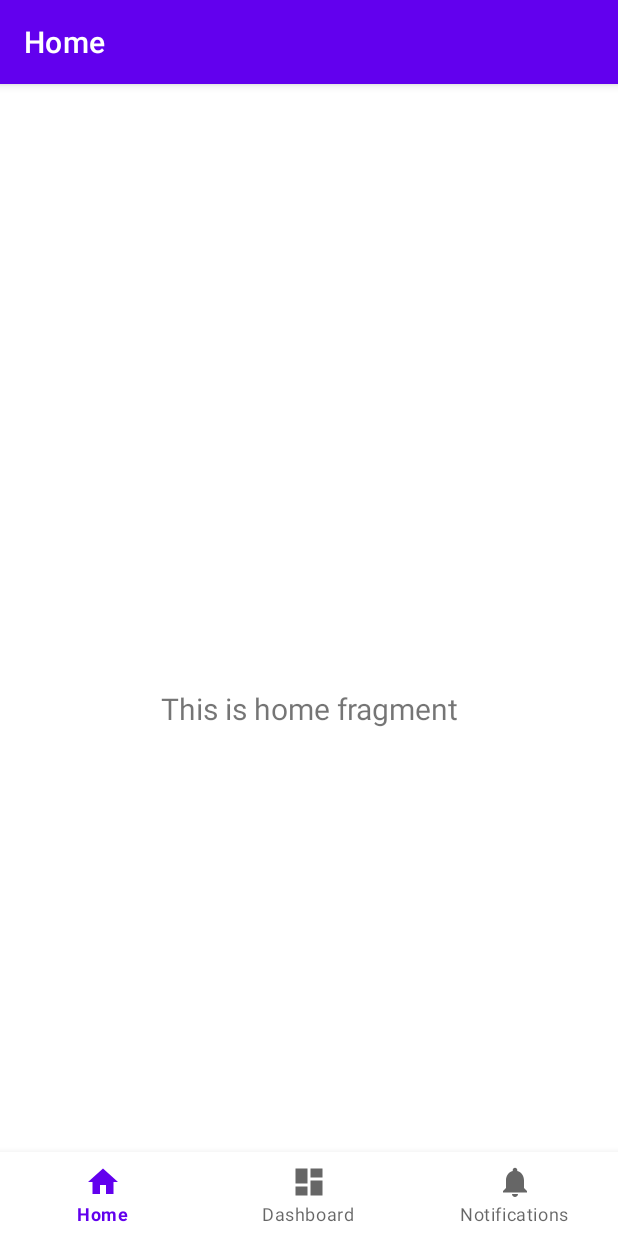
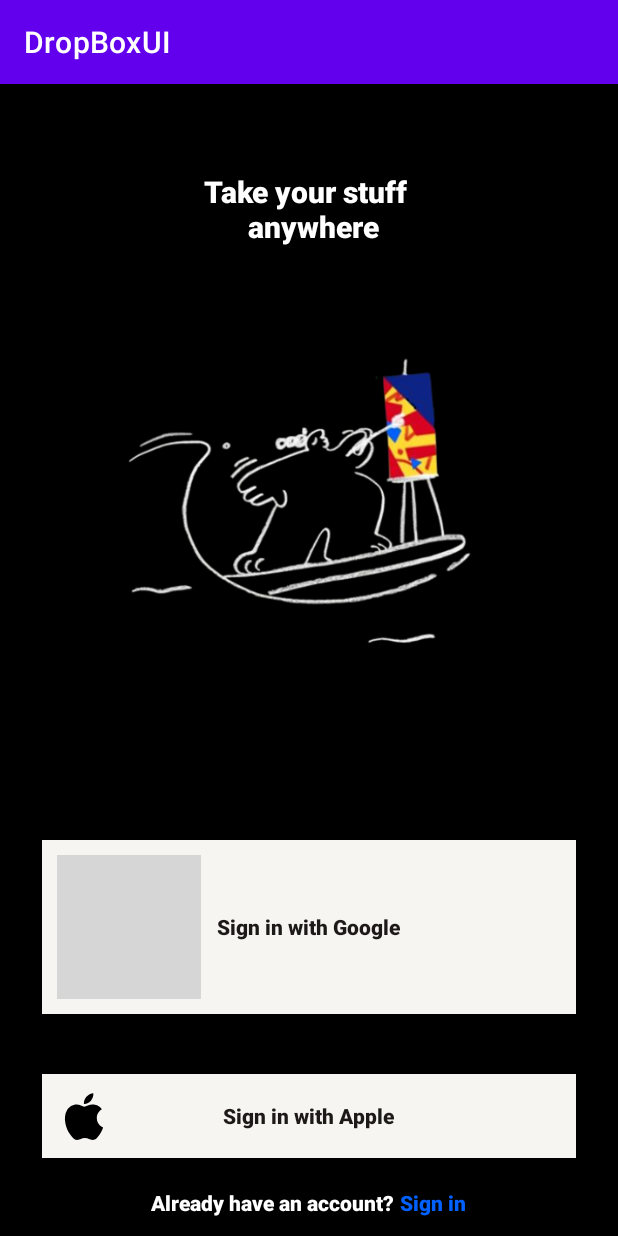
Before and after one commit to JayQKA2/DropBoxUI, an Android app: the screen it shows after launch (MainActivity before the commit, LoginActivity after it), on a phone screen of 412 x 824 dp. Run offline under Robolectric (Android 15) with nearby library versions, the phone set to English and light mode, and no system bars; grey boxes are pictures that could not be loaded.

Commit message:
Login final

```diff
--- a/app/src/main/AndroidManifest.xml
+++ b/app/src/main/AndroidManifest.xml
@@ -13,7 +13,7 @@
         android:theme="@style/Theme.DropBoxUI"
         tools:targetApi="31">
         <activity
-            android:name=".MainActivity"
+            android:name=".LoginActivity"
             android:exported="true"
             android:label="@string/app_name">
             <intent-filter>
@@ -22,7 +22,7 @@
                 <category android:name="android.intent.category.LAUNCHER" />
             </intent-filter>
         </activity>
-        <activity android:name=".SignInActivity"></activity>
+        <activity android:name=".SignInActivity"/>
 
     </application>
 
--- a/app/src/main/java/vn/edu/usth/dropboxui/LoginActivity.java
+++ b/app/src/main/java/vn/edu/usth/dropboxui/LoginActivity.java
@@ -1,26 +1,26 @@
-package vn.edu.usth.dropboxui;// Trong LoginActivity.java
+package vn.edu.usth.dropboxui;
+
 import android.content.Intent;
 import android.os.Bundle;
 import android.view.View;
 import android.widget.TextView;
+import android.widget.Toast;
 
 import androidx.appcompat.app.AppCompatActivity;
 
-import vn.edu.usth.dropboxui.SignInActivity;
-
 public class LoginActivity extends AppCompatActivity {
-
+    TextView signInTextView;
     @Override
     protected void onCreate(Bundle savedInstanceState) {
         super.onCreate(savedInstanceState);
         setContentView(R.layout.activity_login);
 
-        TextView signInTextView;
-        signInTextView = findViewById(R.id.sign_in);
+        signInTextView = (TextView) findViewById(R.id.sign_in);
 
         signInTextView.setOnClickListener(new View.OnClickListener() {
             @Override
             public void onClick(View v) {
+                Toast.makeText(LoginActivity.this, "Sign In clicked", Toast.LENGTH_LONG).show();
                 Intent intent = new Intent(LoginActivity.this, SignInActivity.class);
                 startActivity(intent);
             }
--- a/app/src/main/java/vn/edu/usth/dropboxui/MainActivity.java
+++ /dev/null
@@ -1,35 +0,0 @@
-package vn.edu.usth.dropboxui;
-
-import android.os.Bundle;
-
-import com.google.android.material.bottomnavigation.BottomNavigationView;
-
-import androidx.appcompat.app.AppCompatActivity;
-import androidx.navigation.NavController;
-import androidx.navigation.Navigation;
-import androidx.navigation.ui.AppBarConfiguration;
-import androidx.navigation.ui.NavigationUI;
-
-import vn.edu.usth.dropboxui.databinding.ActivityMainBinding;
-
-public class MainActivity extends AppCompatActivity {
-
-    private ActivityMainBinding binding;
-
-    @Override
-    protected void onCreate(Bundle savedInstanceState) {
-        super.onCreate(savedInstanceState);
-
-        binding = ActivityMainBinding.inflate(getLayoutInflater());
-        setContentView(binding.getRoot());
-
-        BottomNavigationView navView = findViewById(R.id.nav_view);
-        AppBarConfiguration appBarConfiguration = new AppBarConfiguration.Builder(
-                R.id.navigation_home, R.id.navigation_dashboard, R.id.navigation_notifications)
-                .build();
-        NavController navController = Navigation.findNavController(this, R.id.nav_host_fragment_activity_main);
-        NavigationUI.setupActionBarWithNavController(this, navController, appBarConfiguration);
-        NavigationUI.setupWithNavController(binding.navView, navController);
-    }
-
-}
--- a/app/src/main/java/vn/edu/usth/dropboxui/ui/notifications/NotificationsFragment.java
+++ b/app/src/main/java/vn/edu/usth/dropboxui/ui/notifications/NotificationsFragment.java
@@ -24,7 +24,7 @@
         binding = FragmentNotificationsBinding.inflate(inflater, container, false);
         View root = binding.getRoot();
 
-        final TextView textView = binding.textNotifications;
+        final TextView textView = binding.signIn;
         notificationsViewModel.getText().observe(getViewLifecycleOwner(), textView::setText);
         return root;
     }
--- a/app/src/main/res/layout/activity_login.xml
+++ b/app/src/main/res/layout/activity_login.xml
@@ -16,19 +16,20 @@
         <TextView
             android:layout_width="match_parent"
             android:layout_height="wrap_content"
+            android:layout_marginStart="@dimen/layout_margin"
             android:layout_marginTop="50dp"
-            android:layout_marginStart="@dimen/layout_margin"
+            android:layout_marginEnd="20dp"
+            android:gravity="center"
             android:text="@string/welcome"
             android:textAppearance="@style/TextAppearance.AppCompat.Title"
-            android:textStyle="bold"
             android:textColor="@color/white"
-            android:gravity="center"/>
+            android:textStyle="bold" />
 
         <ImageView
             android:layout_width="350dp"
             android:layout_height="245dp"
             android:layout_marginStart="@dimen/layout_margin"
-            android:layout_marginTop="90dp"
+            android:layout_marginTop="60dp"
             android:src="@drawable/dropbox_login"
             tools:ignore="ContentDescription" />
 
--- a/app/src/main/res/layout/activity_main.xml
+++ /dev/null
@@ -1,33 +0,0 @@
-<?xml version="1.0" encoding="utf-8"?>
-<androidx.constraintlayout.widget.ConstraintLayout xmlns:android="http://schemas.android.com/apk/res/android"
-    xmlns:app="http://schemas.android.com/apk/res-auto"
-    android:id="@+id/container"
-    android:layout_width="match_parent"
-    android:layout_height="match_parent"
-    android:paddingTop="?attr/actionBarSize">
-
-    <com.google.android.material.bottomnavigation.BottomNavigationView
-        android:id="@+id/nav_view"
-        android:layout_width="0dp"
-        android:layout_height="wrap_content"
-        android:layout_marginStart="0dp"
-        android:layout_marginEnd="0dp"
-        android:background="?android:attr/windowBackground"
-        app:layout_constraintBottom_toBottomOf="parent"
-        app:layout_constraintLeft_toLeftOf="parent"
-        app:layout_constraintRight_toRightOf="parent"
-        app:menu="@menu/bottom_nav_menu" />
-
-    <fragment
-        android:id="@+id/nav_host_fragment_activity_main"
-        android:name="androidx.navigation.fragment.NavHostFragment"
-        android:layout_width="match_parent"
-        android:layout_height="match_parent"
-        app:defaultNavHost="true"
-        app:layout_constraintBottom_toTopOf="@id/nav_view"
-        app:layout_constraintLeft_toLeftOf="parent"
-        app:layout_constraintRight_toRightOf="parent"
-        app:layout_constraintTop_toTopOf="parent"
-        app:navGraph="@navigation/mobile_navigation" />
-
-</androidx.constraintlayout.widget.ConstraintLayout>
```
Also changed, not shown: app/src/main/java/vn/edu/usth/dropboxui/SignInActivity.java (+42 -1 lines), app/src/main/res/layout/fragment_notifications.xml (+71 -71 lines).
